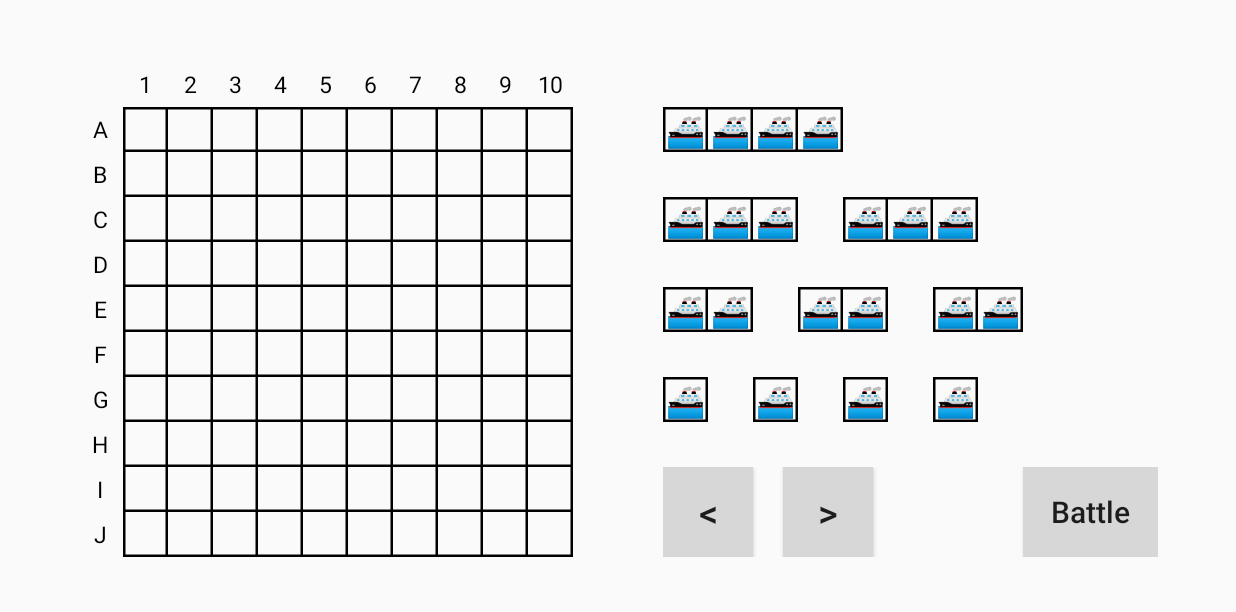
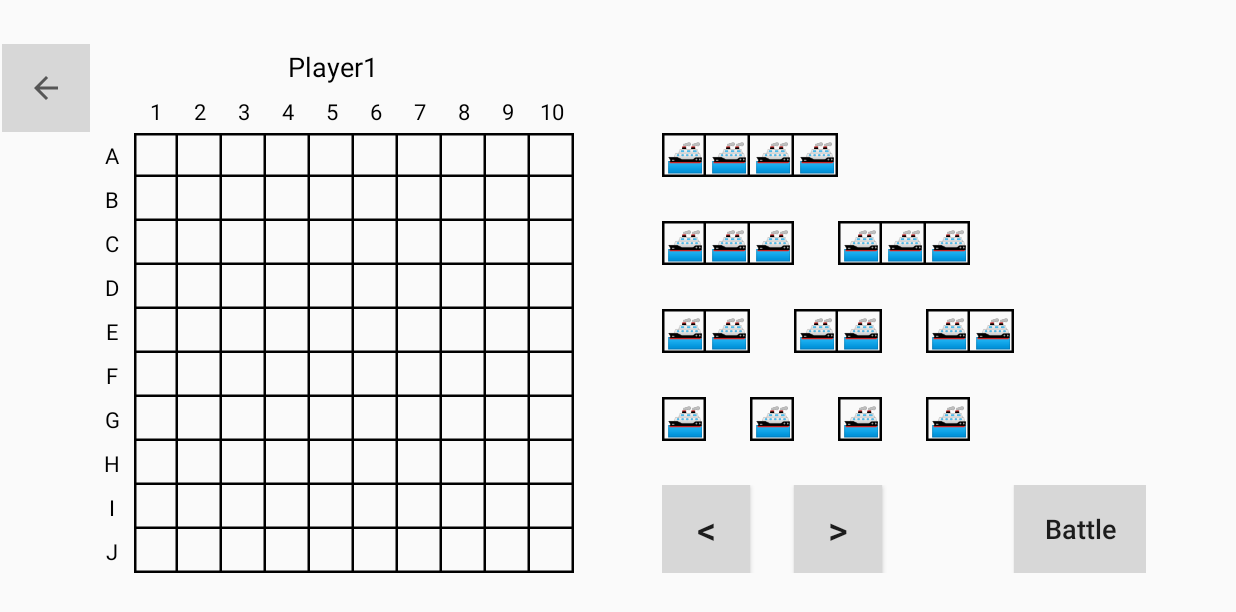
Before and after one commit to SavaMijailovic/battleship, an Android app: the ShipsPlacementActivity screen opened directly, with no data from a screen before it, on a phone screen of 824 x 412 dp (held sideways). Shown: the top 612 px of the screen. Run offline under Robolectric (Android 15) with nearby library versions, the phone set to English and light mode, and no system bars.

Commit message:
Improved UI/UX for ships placement activity

```diff
--- a/app/src/main/java/app/battleship/BorderDrawable.kt
+++ b/app/src/main/java/app/battleship/BorderDrawable.kt
@@ -22,6 +22,7 @@ class BorderDrawable(
 
     override fun draw(canvas: Canvas) {
         val borderPaint = Paint().apply {
+            isAntiAlias = true
             strokeWidth = borderWidth
             color = borderColor
             style = borderStyle
--- a/app/src/main/java/app/battleship/ShipsPlacementActivity.kt
+++ b/app/src/main/java/app/battleship/ShipsPlacementActivity.kt
@@ -1,17 +1,21 @@
 package app.battleship
 
 import android.annotation.SuppressLint
-import android.graphics.*
-import androidx.appcompat.app.AppCompatActivity
+import android.graphics.Color
+import android.graphics.Point
 import android.os.Bundle
+import android.text.Selection
 import android.util.TypedValue
 import android.view.DragEvent
 import android.view.Gravity
 import android.view.MotionEvent
 import android.view.View
 import android.widget.Button
+import android.widget.ImageButton
 import android.widget.LinearLayout
 import android.widget.TextView
+import androidx.appcompat.app.AppCompatActivity
+import androidx.constraintlayout.widget.ConstraintLayout
 import kotlin.random.Random
 
 class ShipsPlacementActivity : AppCompatActivity() {
@@ -25,55 +29,127 @@ class ShipsPlacementActivity : AppCompatActivity() {
         setContentView(R.layout.activity_ships_placement)
         hideSystemUI(window)
 
+        resize()
+
         val size = 10
 
-        val layoutBoard = findViewById<LinearLayout>(R.id.layoutBoard).apply {
-            layoutParams.apply {
-                width = width / (size + 1) * (size + 1)
-                height = height / (size + 1) * (size + 1)
-            }
-        }
-
-        findViewById<LinearLayout>(R.id.layoutRight).apply {
-            layoutParams.apply {
-                width = layoutBoard.layoutParams.width
-                height = layoutBoard.layoutParams.height
-            }
-        }
-
-        val layoutShips = findViewById<LinearLayout>(R.id.layoutShips).apply {
-            layoutParams.apply {
-                width = width / (size + 1) * (size + 1)
-                height = height / (size - 1) * (size - 1)
-            }
-        }
+        val layoutBoard = findViewById<LinearLayout>(R.id.layoutBoard)
+        val layoutShips = findViewById<LinearLayout>(R.id.layoutShips)
 
         val board = Board(size, this, layoutBoard)
         val ships = generateShips(layoutShips)
 
         setShipsListeners(ships)
         setBoardListeners(board)
-        setRandomButtonListener(board, ships)
-        setClearButtonListener(board, ships)
+        setButtonListeners(board, ships)
+        setTextViewListeners()
     }
 
     private var draggingStarted = false
     private var draggingX = 0f
     private var draggingY = 0f
-    private var droppedSuccessfully = false
-    private var activeShip: Ship? = null
+    private var draggingDropped = false
+    private var draggingShip: Ship? = null
     private var offset = 0
 
-    private fun setRandomButtonListener(board: Board, ships: List<Ship>) {
+    private fun resize() {
+
+        val resourceId = resources.getIdentifier("navigation_bar_height", "dimen", "android")
+        val nbh = if (resourceId > 0) resources.getDimensionPixelSize(resourceId) else 0
+
+        val w = resources.displayMetrics.widthPixels / 28
+        val h = (resources.displayMetrics.heightPixels + nbh) / 14
+        val len = if (w < h) w else h
+
+        arrayOf(R.id.tvPlayer1, R.id.tvPlayer2).forEach { id ->
+            findViewById<TextView>(id).apply {
+                layoutParams.apply {
+                    width = 11 * len
+                    height = len
+                }
+            }
+        }
+
+        findViewById<LinearLayout>(R.id.layoutBoard).apply {
+            layoutParams.apply {
+                width = 11 * len
+                height = 11 * len
+            }
+        }
+
+        findViewById<LinearLayout>(R.id.layoutShips).apply {
+            layoutParams.apply {
+                width = 11 * len
+                height = 9 * len
+            }
+        }
+
+        findViewById<LinearLayout>(R.id.layoutMiddle).apply {
+            layoutParams.apply {
+                width = 2 * len
+                height = 12 * len
+            }
+        }
+
+        findViewById<ConstraintLayout>(R.id.layoutButtons).apply {
+            layoutParams.apply {
+                width = 11 * len
+                height = 2 * len
+            }
+        }
+
+        findViewById<Button>(R.id.btRandomPlacement).apply {
+            layoutParams.apply {
+                width = 2 * len
+                height = 2 * len
+            }
+        }
+
+        findViewById<Button>(R.id.btClear).apply {
+            layoutParams = (layoutParams as ConstraintLayout.LayoutParams).apply {
+                width = 2 * len
+                height = 2 * len
+                leftMargin = len
+            }
+        }
+
+        findViewById<Button>(R.id.btBattle).apply {
+            layoutParams.apply {
+                width = 3 * len
+                height = 2 * len
+            }
+        }
+
+        findViewById<ImageButton>(R.id.btBack).apply {
+            layoutParams = (layoutParams as ConstraintLayout.LayoutParams).apply {
+                width = 2 * len
+                height = 2 * len
+                topMargin = len
+            }
+        }
+    }
+
+    private fun setButtonListeners(board: Board, ships: List<Ship>) {
+        findViewById<ImageButton>(R.id.btBack).setOnClickListener {
+            finish()
+        }
+
         findViewById<Button>(R.id.btRandomPlacement).setOnClickListener {
             randomPlacement(board, ships)
         }
-    }
 
-    private fun setClearButtonListener(board: Board, ships: List<Ship>) {
         findViewById<Button>(R.id.btClear).setOnClickListener {
             board.forEach { field -> field.ship = null }
             ships.forEach { ship -> ship.clear(); ship.show() }
+        }
+    }
+
+    @SuppressLint("ClickableViewAccessibility")
+    private fun setTextViewListeners() {
+        findViewById<TextView>(R.id.tvPlayer1).apply {
+            viewTreeObserver.addOnGlobalLayoutListener {
+                Selection.setSelection(editableText, editableText.length)
+            }
         }
     }
 
@@ -92,16 +168,16 @@ class ShipsPlacementActivity : AppCompatActivity() {
             ship.view?.setOnDragListener { _, event ->
                 when (event.action) {
                     DragEvent.ACTION_DRAG_STARTED -> {
-                        if (ship == activeShip) {
+                        if (ship == draggingShip) {
                             ship.hide()
-                            droppedSuccessfully = false
+                            draggingDropped = false
                         }
                         true
                     }
 
                     DragEvent.ACTION_DRAG_ENDED -> {
-                        if (!event.result || !droppedSuccessfully) {
-                            activeShip?.show()
+                        if (!event.result || !draggingDropped) {
+                            draggingShip?.show()
                         }
                         true
                     }
@@ -151,7 +227,7 @@ class ShipsPlacementActivity : AppCompatActivity() {
         }
 
         this.offset = (x / (shadowView.width.toDouble() / ship.size)).toInt()
-        this.activeShip = ship
+        this.draggingShip = ship
 
         view.startDragAndDrop(null, shadowBuilder, null, View.DRAG_FLAG_OPAQUE)
     }
@@ -161,17 +237,17 @@ class ShipsPlacementActivity : AppCompatActivity() {
             view.setOnDragListener { _, event ->
                 when (event.action) {
                     DragEvent.ACTION_DRAG_STARTED -> {
-                        if (field.isShip() && field.ship == activeShip) {
+                        if (field.isShip() && field.ship == draggingShip) {
                             field.ship?.clear()
-                            droppedSuccessfully = false
+                            draggingDropped = false
                         }
                         true
                     }
 
                     DragEvent.ACTION_DRAG_ENDED -> {
                         field.background?.color = Color.TRANSPARENT
-                        if (!event.result || !droppedSuccessfully) {
-                            activeShip?.show()
+                        if (!event.result || !draggingDropped) {
+                            draggingShip?.show()
                         }
                         true
                     }
@@ -191,11 +267,11 @@ class ShipsPlacementActivity : AppCompatActivity() {
                     }
 
                     DragEvent.ACTION_DROP -> {
-                        droppedSuccessfully = processDragging(board, field) { field, ship ->
+                        draggingDropped = processDragging(board, field) { field, ship ->
                             field.background?.color = Color.TRANSPARENT
                             ship.add(field)
                         }
-                        droppedSuccessfully
+                        draggingDropped
                     }
 
                     else -> false
@@ -241,8 +317,8 @@ class ShipsPlacementActivity : AppCompatActivity() {
     }
 
     private fun processDragging(board: Board, field: Field, action: (Field, Ship) -> Unit) : Boolean {
-        if (activeShip == null) return false
-        val ship = activeShip as Ship
+        if (draggingShip == null) return false
+        val ship = draggingShip as Ship
 
         if (ship.horizontal) {
             val (start, end) = Pair(field.col - offset, field.col - offset + ship.size - 1)
@@ -341,7 +417,7 @@ class ShipsPlacementActivity : AppCompatActivity() {
         }
 
         this.offset = offset
-        this.activeShip = ship
+        this.draggingShip = ship
 
         field.view?.startDragAndDrop(null, shadowBuilder, null, View.DRAG_FLAG_OPAQUE)
     }
--- a/app/src/main/res/layout/activity_ships_placement.xml
+++ b/app/src/main/res/layout/activity_ships_placement.xml
@@ -6,79 +6,144 @@
         android:layout_width="match_parent"
         android:layout_height="match_parent"
         tools:context=".ShipsPlacementActivity">
+
+    <ImageButton
+            android:id="@+id/btBack"
+            android:layout_width="50dp"
+            android:layout_height="50dp"
+            android:background="@color/button"
+            android:foreground="?android:attr/selectableItemBackground"
+            android:src="?attr/homeAsUpIndicator"
+            android:contentDescription="&lt;"
+            app:layout_constraintTop_toTopOf="parent"
+            app:layout_constraintEnd_toStartOf="@+id/layoutContainer"
+            android:layout_marginTop="25dp"/>
+
+    <androidx.constraintlayout.widget.ConstraintLayout
+            android:id="@+id/layoutContainer"
+            android:layout_width="wrap_content"
+            android:layout_height="wrap_content"
+            app:layout_constraintBottom_toBottomOf="parent"
+            app:layout_constraintEnd_toEndOf="parent"
+            app:layout_constraintStart_toStartOf="parent"
+            app:layout_constraintTop_toTopOf="parent">
+
+        <LinearLayout
+                android:id="@+id/layoutLeft"
+                android:layout_width="wrap_content"
+                android:layout_height="wrap_content"
+                android:orientation="vertical"
+                app:layout_constraintEnd_toStartOf="@+id/layoutMiddle"
+                app:layout_constraintBottom_toBottomOf="parent">
+
+            <TextView
+                    android:id="@+id/tvPlayer1"
+                    android:layout_width="275dp"
+                    android:layout_height="25dp"
+                    android:textColor="@color/text"
+                    android:gravity="center"
+                    android:textSize="18sp"
+                    android:maxLength="20"
+                    android:text="Player1"
+                    android:focusableInTouchMode="true"
+                    android:cursorVisible="false"
+                    android:inputType="text"
+                    app:layout_constraintTop_toTopOf="parent"
+                    app:layout_constraintEnd_toEndOf="parent"/>
+
             <LinearLayout
                     android:id="@+id/layoutBoard"
+                    android:layout_width="275dp"
+                    android:layout_height="275dp"
                     android:orientation="vertical"
-            android:layout_width="330dp"
-            android:layout_height="330dp"
-            app:layout_constraintTop_toTopOf="parent"
                     app:layout_constraintBottom_toBottomOf="parent"
-            app:layout_constraintEnd_toStartOf="@+id/layoutMiddle">
+                    app:layout_constraintEnd_toEndOf="parent"/>
+
         </LinearLayout>
+
         <LinearLayout
                 android:id="@+id/layoutMiddle"
+                android:layout_width="50dp"
+                android:layout_height="300dp"
                 android:orientation="vertical"
-            android:layout_width="60dp"
-            android:layout_height="330dp"
                 app:layout_constraintTop_toTopOf="parent"
                 app:layout_constraintBottom_toBottomOf="parent"
                 app:layout_constraintStart_toStartOf="parent"
-            app:layout_constraintEnd_toEndOf="parent">
-    </LinearLayout>
+                app:layout_constraintEnd_toEndOf="parent"/>
+
         <LinearLayout
                 android:id="@+id/layoutRight"
+                android:layout_width="wrap_content"
+                android:layout_height="wrap_content"
                 android:orientation="vertical"
-            android:layout_width="330dp"
-            android:layout_height="330dp"
                 app:layout_constraintTop_toTopOf="parent"
-            app:layout_constraintBottom_toBottomOf="parent"
-            app:layout_constraintStart_toEndOf="@+id/layoutMiddle">
+                app:layout_constraintStart_toEndOf="@+id/layoutMiddle"
+                app:layout_constraintEnd_toEndOf="parent"
+                app:layout_constraintBottom_toBottomOf="parent">
+
+            <TextView
+                    android:id="@+id/tvPlayer2"
+                    android:layout_width="275dp"
+                    android:layout_height="25dp"
+                    android:textColor="@color/text"
+                    android:gravity="center"
+                    android:textSize="18sp"
+                    android:maxLength="20"
+                    app:layout_constraintTop_toTopOf="parent"
+                    app:layout_constraintStart_toStartOf="parent"/>
+
             <LinearLayout
                     android:id="@+id/layoutShips"
+                    android:layout_width="275dp"
+                    android:layout_height="225dp"
                     android:orientation="vertical"
-                android:layout_width="330dp"
-                android:layout_height="270dp">
-        </LinearLayout>
+                    app:layout_constraintStart_toStartOf="parent"
+                    app:layout_constraintBottom_toTopOf="@+id/layoutButtons"/>
+
             <androidx.constraintlayout.widget.ConstraintLayout
-                android:layout_width="match_parent"
-                android:layout_height="match_parent"
-                app:layout_constraintStart_toStartOf="parent"
+                    android:id="@+id/layoutButtons"
+                    android:layout_width="275dp"
+                    android:layout_height="50dp"
+                    android:layout_gravity="center"
                     app:layout_constraintEnd_toEndOf="parent"
                     app:layout_constraintBottom_toBottomOf="parent"
-                android:layout_gravity="center">
+                    app:layout_constraintStart_toStartOf="parent">
+
                 <Button
                         android:id="@+id/btRandomPlacement"
+                        android:layout_width="50dp"
+                        android:layout_height="0dp"
                         android:text="&lt;"
                         android:textAllCaps="false"
                         android:textSize="25sp"
-                    android:layout_width="60dp"
-                    android:layout_height="0dp"
-                    android:background="@color/buttonColor"
+                        android:background="@color/button"
                         android:foreground="?android:attr/selectableItemBackground"
                         app:layout_constraintStart_toStartOf="parent"
                         app:layout_constraintTop_toTopOf="parent"
                         app:layout_constraintBottom_toBottomOf="parent"/>
+
                 <Button
                         android:id="@+id/btClear"
+                        android:layout_width="50dp"
+                        android:layout_height="0dp"
                         android:text="&gt;"
                         android:textAllCaps="false"
                         android:textSize="25sp"
-                    android:layout_width="60dp"
-                    android:layout_height="0dp"
-                    android:background="@color/buttonColor"
+                        android:background="@color/button"
                         android:foreground="?android:attr/selectableItemBackground"
                         app:layout_constraintTop_toTopOf="parent"
                         app:layout_constraintBottom_toBottomOf="parent"
                         app:layout_constraintStart_toEndOf="@+id/btRandomPlacement"
-                    android:layout_marginStart="20dp"/>
+                        android:layout_marginStart="25dp"/>
+
                 <Button
                         android:id="@+id/btBattle"
+                        android:layout_width="75dp"
+                        android:layout_height="0dp"
                         android:text="Battle"
                         android:textAllCaps="false"
-                    android:textSize="20sp"
-                    android:layout_width="90dp"
-                    android:layout_height="0dp"
-                    android:background="@color/buttonColor"
+                        android:textSize="18sp"
+                        android:background="@color/button"
                         android:foreground="?android:attr/selectableItemBackground"
                         app:layout_constraintEnd_toEndOf="parent"
                         app:layout_constraintTop_toTopOf="parent"
@@ -86,3 +151,4 @@
             </androidx.constraintlayout.widget.ConstraintLayout>
         </LinearLayout>
     </androidx.constraintlayout.widget.ConstraintLayout>
+</androidx.constraintlayout.widget.ConstraintLayout>
--- a/app/src/main/res/values/colors.xml
+++ b/app/src/main/res/values/colors.xml
@@ -2,5 +2,6 @@
 <resources>
     <color name="black">#FF000000</color>
     <color name="white">#FFFFFFFF</color>
-    <color name="buttonColor">#D7D7D7</color>
+    <color name="button">#D7D7D7</color>
+    <color name="text">@color/black</color>
 </resources>
```
Lines whose indentation alone changed are shown as unchanged.
